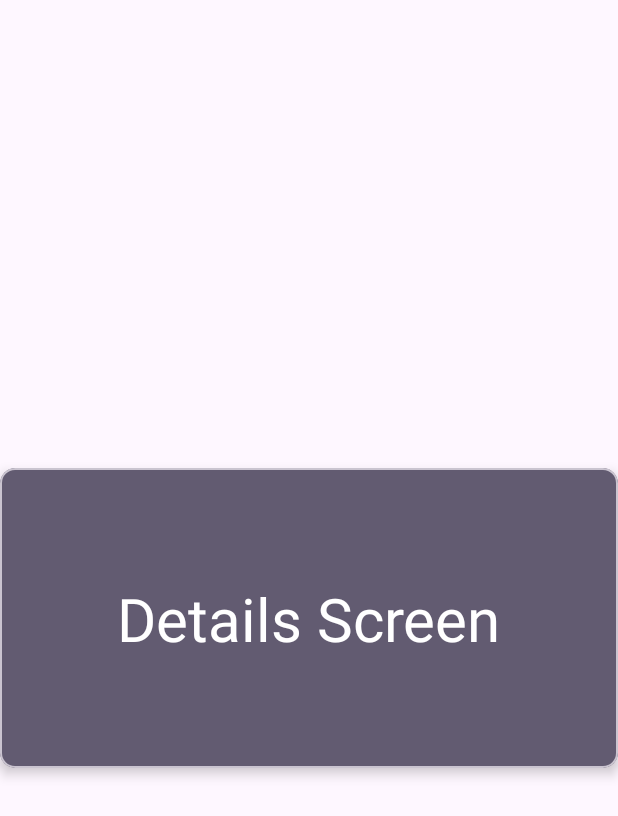
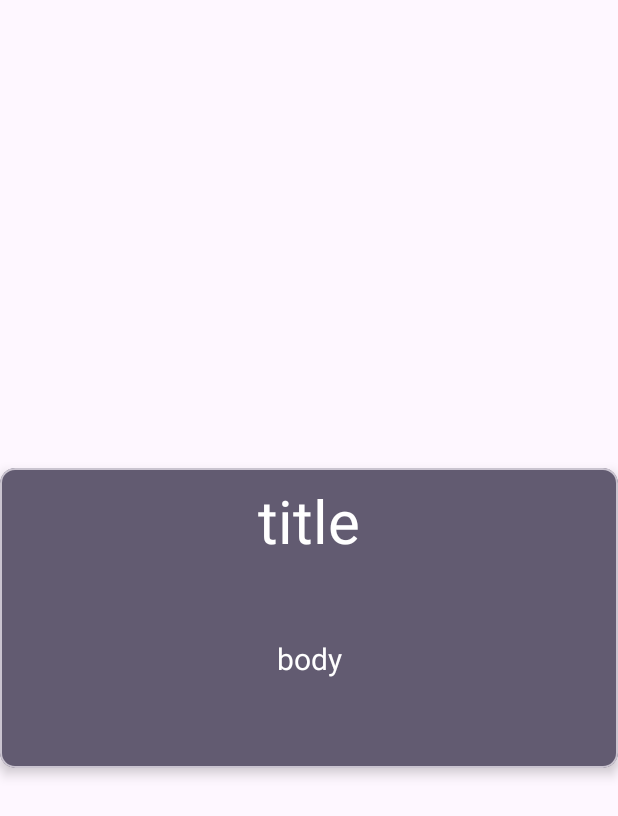
Before and after one commit to Tonistark92/Task, an Android app: the DetailsFragment screen opened through its navigation route, on a phone screen of 412 x 824 dp. Shown: the top 816 px of the screen. Run offline under Robolectric (Android 15) with nearby library versions, the phone set to English and light mode, and no system bars; our stand-ins replace Dagger/Hilt's generated code; network calls fail; 2 statements that could not run were skipped.

Commit message:
finished all bugs and task finishe

```diff
--- a/app/src/main/java/com/iscoding/mytask/data/repository/PostsRepositoryImp.kt
+++ b/app/src/main/java/com/iscoding/mytask/data/repository/PostsRepositoryImp.kt
@@ -12,14 +12,11 @@ import javax.inject.Inject
 class PostsRepositoryImp @Inject constructor(
     private val api: PostRemoteDataSource,
 ) :PostsRepository {
-    private var count =0
     override fun getAllPosts(): Flow<Resource<List<Post>>> = flow {
         emit(Resource.Loading(isLoading = true))
-        Log.d("ISLAM","COUNT IN REPO IS $count")
         val list = api.getAllPosts()
         emit(Resource.Success(data = list))
         emit(Resource.Loading(isLoading = false))
-        ++count
 
     }
 
--- a/app/src/main/java/com/iscoding/mytask/presentation/screens/allpostsscreen/AllPostsFragment.kt
+++ b/app/src/main/java/com/iscoding/mytask/presentation/screens/allpostsscreen/AllPostsFragment.kt
@@ -34,11 +34,9 @@ class AllPostsFragment : Fragment() {
                 if (state.isLoading) {
                     // Show progress bar when loading
                     binding.progressBar.visibility = View.VISIBLE
-                    Log.d("ISLAM","LOADING  is ${state.isLoading}")
                 } else {
                     // Hide progress bar when not loading
                     binding.progressBar.visibility = View.GONE
-                    Log.d("ISLAM","LOADING  is ${state.isLoading}")
 
                     // Update RecyclerView adapter and dataset when not loading
                     val itemAdapter = ItemAdapter{ postId ->
--- a/app/src/main/java/com/iscoding/mytask/presentation/screens/allpostsscreen/AllPostsViewModel.kt
+++ b/app/src/main/java/com/iscoding/mytask/presentation/screens/allpostsscreen/AllPostsViewModel.kt
@@ -18,24 +18,19 @@ class AllPostsViewModel @Inject constructor(
 ) : ViewModel() {
     private val _state = MutableStateFlow(AllPostsState())
     val state get() = _state.asStateFlow()
-    var count = 0
 
     fun getAllPosts() {
         viewModelScope.launch {
             useCase.getAllPosts().collect { result ->
                 when (result) {
                     is Resource.Loading -> {
-                        Log.d("ISLAM", "ENTERED LOADING")
                         _state.value = _state.value.copy(isLoading = result.isLoading)
                     }
                     is Resource.Success -> {
-                        Log.d("ISLAM", "ENTERED SUCCESS")
                             _state.value = _state.value.copy(
                                 posts = result.data!!,
                                 isLoading = false
                             )
-                            count++
-                            Log.d("ISLAM", "count $count")
 
                     }
                     is Resource.Error -> {
--- a/app/src/main/java/com/iscoding/mytask/presentation/screens/detailsScreen/DetailsFragment.kt
+++ b/app/src/main/java/com/iscoding/mytask/presentation/screens/detailsScreen/DetailsFragment.kt
@@ -2,22 +2,33 @@ package com.iscoding.mytask.presentation.screens.detailsScreen
 
 import android.database.DatabaseUtils
 import android.os.Bundle
+import android.util.Log
 import androidx.fragment.app.Fragment
 import android.view.LayoutInflater
 import android.view.View
 import android.view.ViewGroup
 import androidx.fragment.app.viewModels
+import androidx.lifecycle.lifecycleScope
+import androidx.navigation.fragment.findNavController
 import androidx.navigation.fragment.navArgs
 import com.iscoding.mytask.R
 import com.iscoding.mytask.databinding.FragmentAllPostsBinding
 import com.iscoding.mytask.databinding.FragmentDetailsBinding
+import com.iscoding.mytask.presentation.screens.allpostsscreen.AllPostsFragmentDirections
+import com.iscoding.mytask.presentation.screens.allpostsscreen.adapter.ItemAdapter
+import dagger.hilt.android.AndroidEntryPoint
+import kotlinx.coroutines.launch
 
+@AndroidEntryPoint
+class DetailsFragment : Fragment() {
+    private val args: DetailsFragmentArgs by navArgs()
+    val detailsViewModel: DetailsViewModel by viewModels()
 
-class DetailsFragment : Fragment() {
-
-//    private val args: DetailsFragmentArgs by navArgs()
     override fun onCreate(savedInstanceState: Bundle?) {
         super.onCreate(savedInstanceState)
+        val id = args.postId
+        detailsViewModel.setId(id)
+        detailsViewModel.getPost()
 
     }
 
@@ -26,9 +37,23 @@ class DetailsFragment : Fragment() {
         savedInstanceState: Bundle?
     ): View? {
         val binding = FragmentDetailsBinding.inflate(inflater, container, false)
-//        val detailsViewModel: DetailsViewModel by viewModels()
-//        binding.tvItemTitle.text = detailsViewModel.state.value.post?.title
-//        binding.tvItemBody.text = detailsViewModel.state.value.post?.body
+        viewLifecycleOwner.lifecycleScope.launch {
+            detailsViewModel.state.collect { state ->
+                if (state.isLoading) {
+                    // Show progress bar when loading
+                    binding.progressBar.visibility = View.VISIBLE
+                    Log.d("ISLAM","LOADING  is ${state.isLoading}")
+                } else {
+                    // Hide progress bar when not loading
+                    binding.progressBar.visibility = View.GONE
+                    Log.d("ISLAM","LOADING  is ${state.isLoading}")
+                    binding.tvTitleBody.text= detailsViewModel.state.value.post?.title
+                    binding.tvItemBody.text = detailsViewModel.state.value.post?.body
+                    Log.d("DATA" ,"fragment ${detailsViewModel.state.value.post?.body}")
+                }
+            }
+        }
+
         return return binding.root
     }
 
--- a/app/src/main/java/com/iscoding/mytask/presentation/screens/detailsScreen/DetailsViewModel.kt
+++ b/app/src/main/java/com/iscoding/mytask/presentation/screens/detailsScreen/DetailsViewModel.kt
@@ -1,9 +1,15 @@
 package com.iscoding.mytask.presentation.screens.detailsScreen
 
+import android.util.Log
 import androidx.lifecycle.ViewModel
+import androidx.lifecycle.viewModelScope
+import androidx.navigation.fragment.navArgs
 import com.iscoding.mytask.domain.usecases.PostsUseCase
+import com.iscoding.mytask.util.Resource
 import dagger.hilt.android.lifecycle.HiltViewModel
 import kotlinx.coroutines.flow.MutableStateFlow
+import kotlinx.coroutines.flow.asStateFlow
+import kotlinx.coroutines.launch
 import javax.inject.Inject
 
 @HiltViewModel
@@ -12,61 +18,47 @@ class DetailsViewModel @Inject constructor(
 
 ) : ViewModel() {
     private val _state = MutableStateFlow(DetailsPostState())
-    val state: MutableStateFlow<DetailsPostState> get() = _state
-//    val args= DetailsFragmentArgs.fromBundle(arguments)
-    init {
-//        viewModelScope.launch {
-//            Log.d("HI", "In Viewmodel")
-//            // if it did work i should get the args here but casue nav component had bug
-            // the navigation component had bug in identifying the args cant pass the args
-            // idk if u want me to use fragment manager to complete the task
-            // but i left the code if the nav worked i would use and it would work
-//            useCase.getPost(args.id).collect { result ->
-//                when (result) {
-//                    is Resource.Loading -> {}
-//                    is Resource.Success -> {
-//                    }
-//
-//                    is Resource.Error -> {}
-//                }
-//
-//            }
-//        }
+    val state get() = _state.asStateFlow()
+    var postId :Int =0
+
+    fun setId(id: Int) {
+        postId = id
     }
 
+    fun getPost() {
+        viewModelScope.launch {
+            useCase.getPost(postId).collect { result ->
+                when (result) {
+                    is Resource.Loading -> {
+                        _state.value = _state.value.copy(isLoading = result.isLoading)
+                    }
+                    is Resource.Success -> {
+                        if (result.data?.id.toString().isEmpty()) {
+                            _state.value = _state.value.copy(
+                                isLoading = false,
+                                notFound = true
+                            )
+                        } else {
+                            _state.value = _state.value.copy(
+                                post = result.data,
+                                isLoading = false,
+                                notFound = false
+                            )
+                            Log.d("DATA" ,"viewmodel ${result.data.toString()}")
 
-    fun getPost() {
-//        viewModelScope.launch {
-//            useCase.getPost(args.id).collect { result ->
-//                when (result) {
-//                    is Resource.Loading -> {
-//                        _state.value = _state.value.copy(isLoading = true)
-//                    }
-//                    is Resource.Success -> {
-//                        if (result.data?.id.toString().isEmpty()) {
-//                            _state.value = _state.value.copy(
-//                                isLoading = false,
-//                                notFound = true
-//                            )
-//                        } else {
-//                            _state.value = _state.value.copy(
-//                                post = result.data,
-//                                isLoading = false,
-//                                notFound = false
-//                            )
-//                        }
-//                    }
-//
-//                    is Resource.Error -> {
-//                        _state.value = _state.value.copy(
-//                            isLoading = false,
-//                            notFound = true
-//                        )
-//                    }
-//                }
-//
-//            }
-//        }
+                        }
+                    }
+
+                    is Resource.Error -> {
+                        _state.value = _state.value.copy(
+                            isLoading = false,
+                            notFound = true
+                        )
+                    }
+                }
+
+            }
+        }
     }
 
 }
--- a/app/src/main/res/layout/fragment_details.xml
+++ b/app/src/main/res/layout/fragment_details.xml
@@ -19,6 +19,7 @@
         app:layout_constraintEnd_toEndOf="parent"
         app:layout_constraintStart_toStartOf="parent"
         app:layout_constraintTop_toTopOf="parent">
+
         <androidx.constraintlayout.widget.ConstraintLayout
             android:layout_width="match_parent"
             android:layout_height="match_parent">
@@ -26,19 +27,44 @@
 
             <TextView
                 android:id="@+id/tvItemBody"
-                android:text="Details Screen"
                 android:layout_width="wrap_content"
                 android:layout_height="wrap_content"
+                android:text="body"
+                android:textColor="?attr/colorOnSecondary"
+
+                android:textSize="20sp"
+                app:layout_constraintBottom_toBottomOf="parent"
+                app:layout_constraintEnd_toEndOf="@+id/tvTitleBody"
+                app:layout_constraintStart_toStartOf="@+id/tvTitleBody"
+                app:layout_constraintTop_toBottomOf="@+id/tvTitleBody"
+                android:maxLines="3"
+                />
+
+            <TextView
+                android:id="@+id/tvTitleBody"
+                android:layout_width="wrap_content"
+                android:layout_height="wrap_content"
+                android:text="title"
                 android:textColor="?attr/colorOnSecondary"
                 android:textSize="40sp"
-                app:layout_constraintBottom_toBottomOf="parent"
                 app:layout_constraintEnd_toEndOf="parent"
                 app:layout_constraintStart_toStartOf="parent"
                 app:layout_constraintTop_toTopOf="parent"
-                 />
+
+                />
         </androidx.constraintlayout.widget.ConstraintLayout>
 
     </com.google.android.material.card.MaterialCardView>
 
+    <ProgressBar
+        android:id="@+id/progressBar"
+        style="?android:attr/progressBarStyle"
+        android:layout_width="95dp"
+        android:layout_height="80dp"
+        android:visibility="visible"
+        app:layout_constraintBottom_toBottomOf="parent"
+        app:layout_constraintEnd_toEndOf="parent"
+        app:layout_constraintStart_toStartOf="parent"
+        app:layout_constraintTop_toTopOf="parent" />
 
 </androidx.constraintlayout.widget.ConstraintLayout>
--- a/app/src/main/res/navigation/posts_graph.xml
+++ b/app/src/main/res/navigation/posts_graph.xml
@@ -13,11 +13,9 @@
         <action
             android:id="@+id/action_allPostsFragment_to_detailsFragment"
             app:destination="@id/detailsFragment" >
-            <argument
-                android:name="postId"
-                app:argType="integer"
-                android:defaultValue="0"/>
+
         </action>
+
 
 
     </fragment>
@@ -25,6 +23,11 @@
         android:id="@+id/detailsFragment"
         android:name="com.iscoding.mytask.presentation.screens.detailsScreen.DetailsFragment"
         android:label="fragment_details"
-        tools:layout="@layout/fragment_details" />
+        tools:layout="@layout/fragment_details" >
+        <argument
+            android:name="postId"
+            app:argType="integer"
+            android:defaultValue="0"/>
+    </fragment>
 
 </navigation>
```
